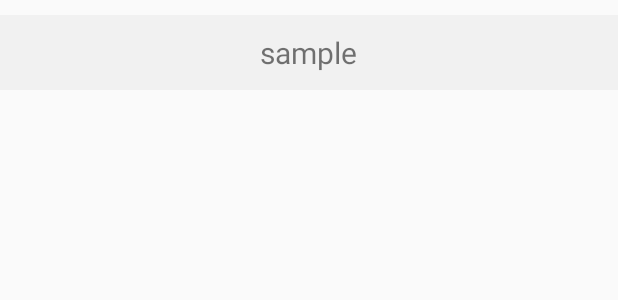
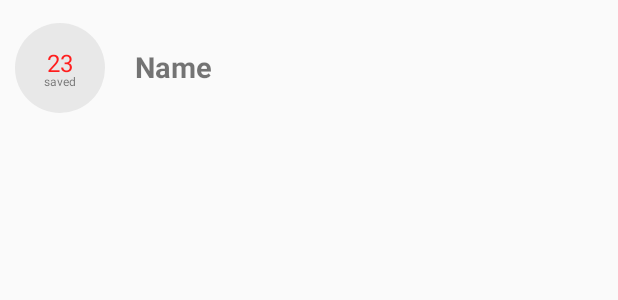
Before and after one commit to rjdeniega/Chibog, an Android app: the layout favourite_item.xml on its own in the app's theme, with its tools: preview values and no code run, on a phone screen of 412 x 824 dp. Shown: the top 300 px of the screen. Run offline under Robolectric (Android 15) with nearby library versions, the phone set to English and light mode, and no system bars.

Commit message:
Added count for faves and UI changes

```diff
--- a/app/src/main/java/edu/dlsu/mobidev/chibog/FavouriteAdapter.java
+++ b/app/src/main/java/edu/dlsu/mobidev/chibog/FavouriteAdapter.java
@@ -2,7 +2,9 @@ package edu.dlsu.mobidev.chibog;
 
 import android.content.Context;
 import android.database.Cursor;
+import android.provider.ContactsContract;
 import android.support.v7.widget.RecyclerView;
+import android.util.Log;
 import android.view.LayoutInflater;
 import android.view.View;
 import android.view.ViewGroup;
@@ -24,11 +26,12 @@ public class FavouriteAdapter extends RecyclerView.Adapter<FavouriteAdapter.Favo
     }
 
     class FavouriteViewHolder extends RecyclerView.ViewHolder{
-        TextView nameText;
+        TextView nameText,placeCount;
 
         FavouriteViewHolder(View itemView) {
             super(itemView);
             nameText = (TextView) itemView.findViewById(R.id.favourite_name);
+            placeCount = (TextView) itemView.findViewById(R.id.places_count);
         }
     }
 
@@ -46,8 +49,13 @@ public class FavouriteAdapter extends RecyclerView.Adapter<FavouriteAdapter.Favo
         }
 
         String name = mCursor.getString(mCursor.getColumnIndex("name"));
+
         long id = mCursor.getLong(mCursor.getColumnIndex("id"));
+        DatabaseHelper dbHelper = new DatabaseHelper(holder.itemView.getContext());
+        int count = dbHelper.getRestaurantsFromFavourite(id).size();
+
         holder.nameText.setText(name);
+        holder.placeCount.setText(String.valueOf(count));
         holder.itemView.setTag(id);
         holder.itemView.setOnClickListener(new View.OnClickListener() {
             @Override
--- a/app/src/main/java/edu/dlsu/mobidev/chibog/PlaceAdapter.java
+++ b/app/src/main/java/edu/dlsu/mobidev/chibog/PlaceAdapter.java
@@ -59,8 +59,6 @@ public class PlaceAdapter extends RecyclerView.Adapter<PlaceAdapter.PlaceHolder>
 
         public PlaceHolder(View itemView){
             super(itemView);
-
-            ivPlace = (ImageView) itemView.findViewById(R.id.place_icon);
             tvPlaceName = (TextView) itemView.findViewById(R.id.place_name);
             tvPlaceVicinity = (TextView) itemView.findViewById(R.id.place_vicinity);
         }
--- a/app/src/main/res/drawable/circle.xml
+++ b/app/src/main/res/drawable/circle.xml
@@ -1,11 +1,6 @@
 <shape xmlns:android="http://schemas.android.com/apk/res/android"
-    android:innerRadius="0dp"
-    android:shape="ring"
-    android:thicknessRatio="1.9"
-    android:useLevel="false" >
-    <solid android:color="@android:color/transparent" />
-
-    <stroke
-        android:width="10dp"
-        android:color="@android:color/white" />
+    android:shape="oval">
+    <solid android:color="#39a9a9a9"/>
+    <stroke android:width="0dp" android:color="#fff" />
+    <size android:width="28dp" android:height="28dp"/>
 </shape>
--- a/app/src/main/res/layout/favourite_item.xml
+++ b/app/src/main/res/layout/favourite_item.xml
@@ -1,31 +1,60 @@
 <?xml version="1.0" encoding="utf-8"?>
-<RelativeLayout xmlns:android="http://schemas.android.com/apk/res/android"
-    xmlns:tools="http://schemas.android.com/tools"
-    android:id="@+id/master_layout"
-    android:orientation="vertical"
+<LinearLayout xmlns:android="http://schemas.android.com/apk/res/android"
     android:layout_width="match_parent"
-    android:layout_height="50dp"
+    android:layout_height="wrap_content"
+    android:layout_marginBottom="10dp"
+    android:layout_marginTop="10dp"
     android:background="?attr/selectableItemBackground"
     android:clickable="true"
     android:focusable="true"
-    android:layout_marginTop="10dp"
-    android:layout_marginBottom="10dp">
-    <ImageView
-        android:alpha="0.2"
-        android:layout_width="match_parent"
+    android:orientation="horizontal">
+
+    <RelativeLayout
+        android:layout_width="60dp"
+        android:layout_height="60dp"
+        android:layout_marginEnd="10dp"
+        android:layout_marginTop="5dp"
+        android:layout_marginStart="10dp"
+        android:background="@drawable/circle"
+        android:layout_marginLeft="5dp">
+        <TextView
+            android:id="@+id/places_count"
+            android:layout_width="wrap_content"
+            android:layout_height="wrap_content"
+            android:text="23"
+            android:layout_marginTop="15dp"
+            android:textColor="#ff1e1e"
+            android:layout_centerHorizontal="true"
+            android:textSize="16sp"
+             />
+        <TextView
+            android:layout_width="wrap_content"
+            android:layout_height="wrap_content"
+            android:layout_marginTop="33dp"
+            android:layout_centerHorizontal="true"
+            android:layout_marginLeft="18dp"
+            android:textSize="8sp"
+            android:text="saved" />
+
+    </RelativeLayout>
+
+    <LinearLayout
+        android:layout_width="wrap_content"
         android:layout_height="match_parent"
-        android:background="#cecece"
-        />
-    <TextView
-        android:layout_centerInParent="true"
-        android:id="@+id/favourite_name"
-        android:layout_marginTop="5dp"
-        android:textSize="20sp"
-        android:text="sample"
-        android:layout_width="wrap_content"
-        android:layout_height="wrap_content"
-        android:textStyle="normal"
-        />
+        android:layout_marginLeft="10dp"
+        android:orientation="vertical">
 
+        <TextView
+            android:id="@+id/favourite_name"
+            android:layout_width="wrap_content"
+            android:layout_height="0dp"
+            android:layout_marginTop="3dp"
+            android:layout_weight="2"
+            android:gravity="center"
+            android:text="Name"
+            android:textSize="19sp"
+            android:textStyle="bold" />
 
-</RelativeLayout>
+    </LinearLayout>
+
+</LinearLayout>
--- a/app/src/main/res/layout/item_place.xml
+++ b/app/src/main/res/layout/item_place.xml
@@ -9,23 +9,9 @@
     android:layout_marginTop="10dp"
     android:layout_marginBottom="10dp"
     >
-
-
-    <de.hdodenhof.circleimageview.CircleImageView
-        xmlns:app="http://schemas.android.com/apk/res-auto"
-        android:id="@+id/place_icon"
-        android:layout_width="60dp"
-        android:layout_height="60dp"
-        android:layout_centerHorizontal="true"
-        android:layout_centerVertical="true"
-        android:src="@drawable/coffee"
-        app:border_width="0dp"
-        android:layout_marginStart="10dp"
-        android:layout_marginEnd="10dp"
-        />
     <LinearLayout
 
-        android:layout_marginLeft="10dp"
+        android:layout_marginLeft="20dp"
         android:layout_width="wrap_content"
         android:layout_height="match_parent"
         android:orientation="vertical">
```
